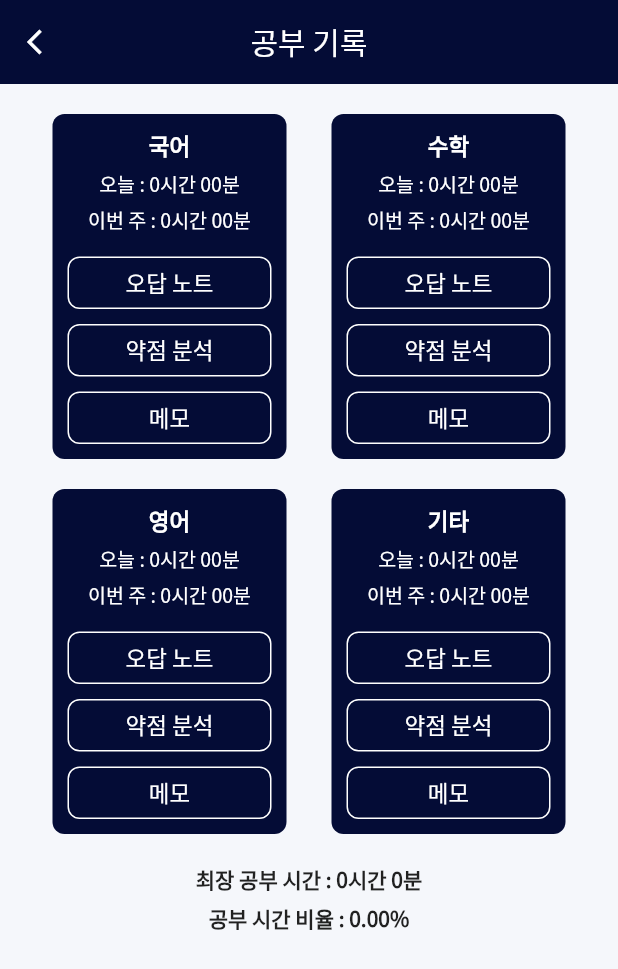
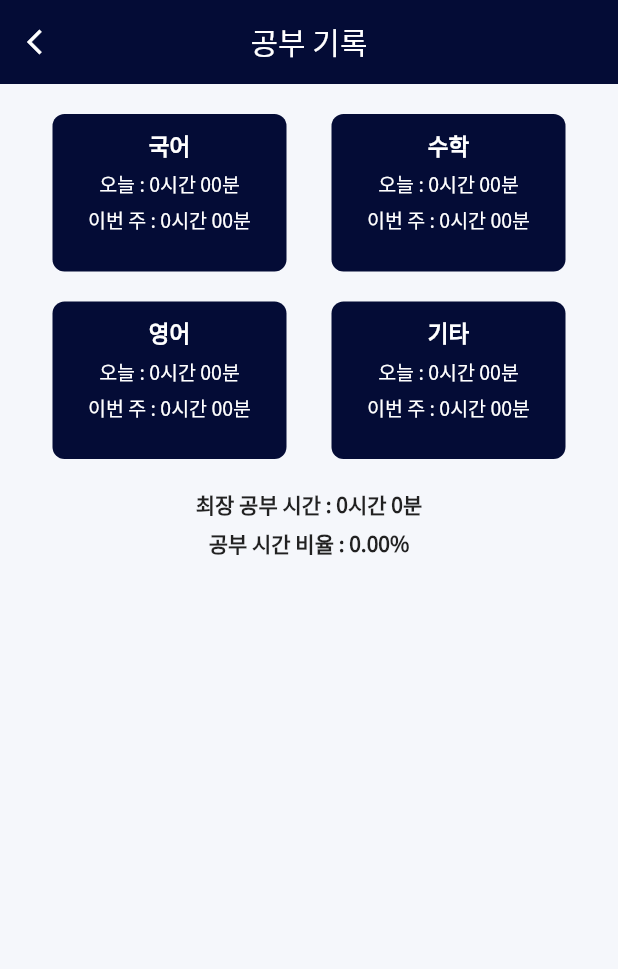
Before and after one commit to rscracker/studyhelper, a Flutter app: the HistoryView screen opened by its route, on a phone screen of 412 x 824 dp. Shown: the top 969 px of the screen. Run offline on Flutter 3.47's test engine with Material 2 defaults, Android fonts, the phone set to English and light mode, and no system bars; our stand-ins replace cloud_firestore, firebase_auth, firebase_core, firebase_messaging, flutter_local_notifications, flutter_native_timezone and 6 more; accounts and stored records are empty.

```diff
--- a/lib/modules/history/history_view.dart
+++ b/lib/modules/history/history_view.dart
@@ -37,25 +37,6 @@ class HistoryView extends StatelessWidget {
         child: SingleChildScrollView(
           child: Column(
             children: [
-              // SfCartesianChart(
-              //     primaryXAxis: CategoryAxis(),
-              //     primaryYAxis:
-              //         NumericAxis(minimum: 0, maximum: 24, interval: 10),
-              //     tooltipBehavior: _toolTip,
-              //     series: <CartesianSeries<_ChartData, String>>[
-              //       ColumnSeries<_ChartData, String>(
-              //           dataSource: [
-              //             _ChartData('국어', todoService.korean.toDouble()),
-              //             _ChartData(
-              //                 '영어', todoService.english.toDouble()),
-              //             _ChartData('수학', todoService.math.toDouble()),
-              //             _ChartData('기타', todoService.etc.toDouble()),
-              //           ],
-              //           xValueMapper: (_ChartData data, _) => data.x,
-              //           yValueMapper: (_ChartData data, _) => data.y,
-              //           name: 'Gold',
-              //           color: AppColor.mainColor)
-              //     ]),
               Summary(),
             ],
           ),
@@ -191,36 +172,36 @@ class _SummaryState extends State<Summary> {
             const SizedBox(
               height: 15,
             ),
-            CustomButton(
-              text: '오답 노트',
-              buttonColor: AppColor.mainColor,
-              textColor: Colors.white,
-              onPressed: () {},
-              height: 35,
-              borderColor: Colors.white,
-            ),
-            const SizedBox(
-              height: 10,
-            ),
-            CustomButton(
-              text: '약점 분석',
-              buttonColor: AppColor.mainColor,
-              textColor: Colors.white,
-              onPressed: () {},
-              height: 35,
-              borderColor: Colors.white,
-            ),
-            const SizedBox(
-              height: 10,
-            ),
-            CustomButton(
-              text: '메모',
-              buttonColor: AppColor.mainColor,
-              textColor: Colors.white,
-              onPressed: () {},
-              height: 35,
-              borderColor: Colors.white,
-            ),
+            // CustomButton(
+            //   text: '오답 노트',
+            //   buttonColor: AppColor.mainColor,
+            //   textColor: Colors.white,
+            //   onPressed: () {},
+            //   height: 35,
+            //   borderColor: Colors.white,
+            // ),
+            // const SizedBox(
+            //   height: 10,
+            // ),
+            // CustomButton(
+            //   text: '약점 분석',
+            //   buttonColor: AppColor.mainColor,
+            //   textColor: Colors.white,
+            //   onPressed: () {},
+            //   height: 35,
+            //   borderColor: Colors.white,
+            // ),
+            // const SizedBox(
+            //   height: 10,
+            // ),
+            // CustomButton(
+            //   text: '메모',
+            //   buttonColor: AppColor.mainColor,
+            //   textColor: Colors.white,
+            //   onPressed: () {},
+            //   height: 35,
+            //   borderColor: Colors.white,
+            // ),
           ],
         ),
       ),
--- a/lib/modules/main/main_view.dart
+++ b/lib/modules/main/main_view.dart
@@ -6,6 +6,7 @@ import 'package:studyhelper/modules/main/main_controller.dart';
 import 'package:studyhelper/modules/history/history_view.dart';
 import 'package:studyhelper/modules/main/dialog/todo_dialog.dart';
 import 'package:studyhelper/modules/notifications/notification_view.dart';
+import 'package:studyhelper/modules/schedule/schedule_view.dart';
 import 'package:studyhelper/modules/stopwatch/stopwatch_view.dart';
 import 'package:studyhelper/utils/app_color.dart';
 import 'package:studyhelper/utils/utils.dart';
@@ -110,7 +111,9 @@ class _Profile extends StatelessWidget {
                 _icon(
                     category: '일정',
                     icon: Icons.calendar_today_outlined,
-                    onPressed: () {}),
+                    onPressed: () {
+                      Get.to(() => ScheduleView());
+                    }),
                 _icon(
                     category: '친구',
                     icon: Icons.supervisor_account_rounded,
--- a/lib/services/user_service.dart
+++ b/lib/services/user_service.dart
@@ -130,9 +130,9 @@ class UserService extends GetxService {
         if (currentUser.type == '선생님') {
           Get.to(() => TeacherView());
         } else if (currentUser.type == '학부모') {
-          Get.toNamed('/parents');
+          Get.offNamed('/parents');
         } else {
-          Get.toNamed('/main');
+          Get.offNamed('/main');
         }
       } else {
         Get.to(() => RegisterView());
--- a/pubspec.yaml
+++ b/pubspec.yaml
@@ -15,7 +15,7 @@ publish_to: 'none' # Remove this line if you wish to publish to pub.dev
 # In iOS, build-name is used as CFBundleShortVersionString while build-number used as CFBundleVersion.
 # Read more about iOS versioning at
 # https://developer.apple.com/library/archive/documentation/General/Reference/InfoPlistKeyReference/Articles/CoreFoundationKeys.html
-version: 1.0.0+3
+version: 1.0.0+4
 
 environment:
   sdk: ">=2.17.6 <3.0.0"
```
Also changed, not shown: lib/modules/parents/parents_view.dart (+13 -3 lines), lib/modules/schedule/schedule_view.dart (+17 -0 lines).
